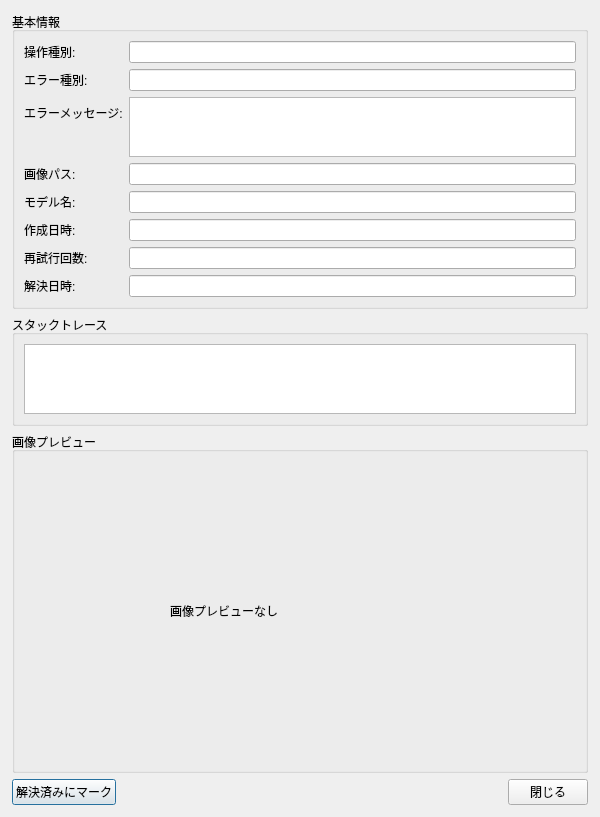
Old version of the form src/lorairo/gui/designer/ErrorDetailDialog.ui in the repository NEXTAltair/LoRAIro.
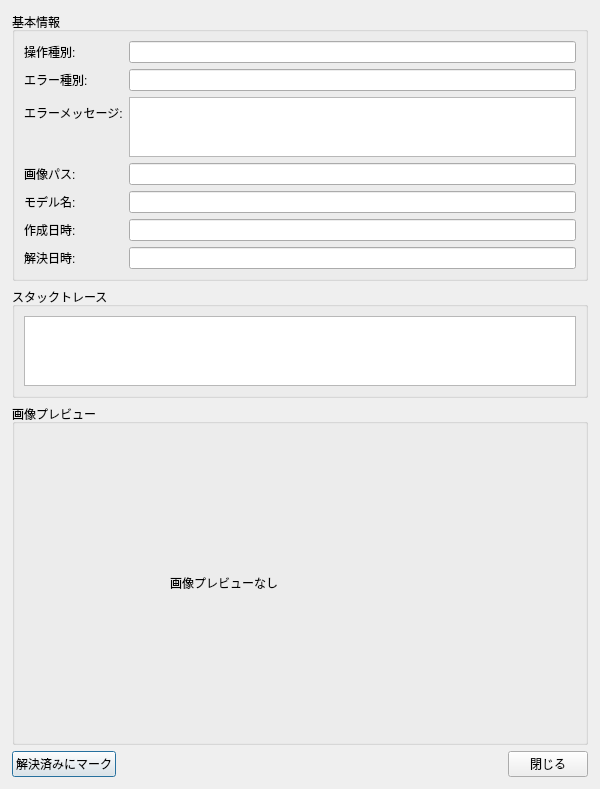
New version of the form.

Commit message: feat(db): ADR 0033 schema migrations (legacy sentinel + retry_count drop) (#407)

Patch:
```diff
--- a/src/lorairo/gui/designer/ErrorDetailDialog.ui
+++ b/src/lorairo/gui/designer/ErrorDetailDialog.ui
@@ -132,27 +132,13 @@
        </widget>
       </item>
       <item row="6" column="0">
-       <widget class="QLabel" name="labelRetryCountText">
-        <property name="text">
-         <string>再試行回数:</string>
-        </property>
-       </widget>
-      </item>
-      <item row="6" column="1">
-       <widget class="QLineEdit" name="lineEditRetryCount">
-        <property name="readOnly">
-         <bool>true</bool>
-        </property>
-       </widget>
-      </item>
-      <item row="7" column="0">
        <widget class="QLabel" name="labelResolvedAtText">
         <property name="text">
          <string>解決日時:</string>
         </property>
        </widget>
       </item>
-      <item row="7" column="1">
+      <item row="6" column="1">
        <widget class="QLineEdit" name="lineEditResolvedAt">
         <property name="readOnly">
          <bool>true</bool>
```
The commit also changes 12 other files.
